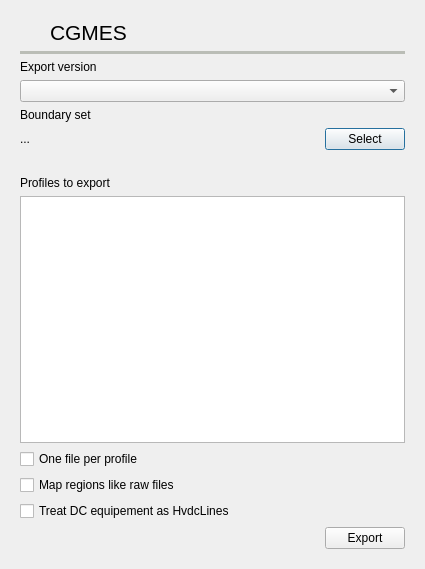
Old version of the form src/VeraGrid/Gui/FileDialogues/CGMESDialogue/cgmes_export_gui.ui in the repository SanPen/VeraGrid.
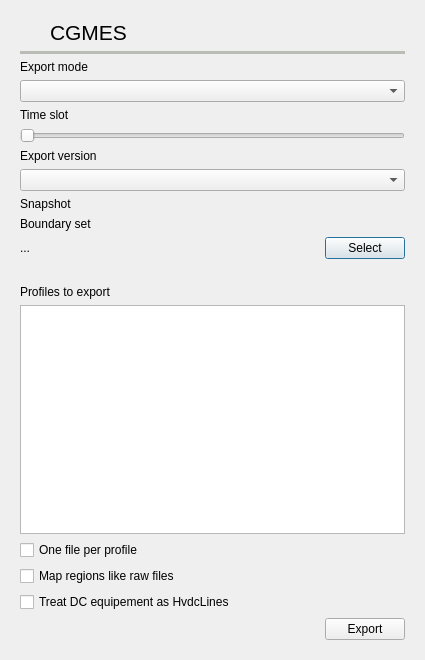
New version of the form. Icons and pictures are not drawn.

The edit to the form file:
```diff
--- a/src/VeraGrid/Gui/FileDialogues/CGMESDialogue/cgmes_export_gui.ui
+++ b/src/VeraGrid/Gui/FileDialogues/CGMESDialogue/cgmes_export_gui.ui
@@ -7,7 +7,7 @@
     <x>0</x>
     <y>0</y>
     <width>425</width>
-    <height>569</height>
+    <height>660</height>
    </rect>
   </property>
   <property name="windowTitle">
@@ -29,14 +29,14 @@
       <enum>QFrame::Shadow::Raised</enum>
      </property>
      <layout class="QGridLayout" name="gridLayout_5">
-      <item row="11" column="0" colspan="3">
+      <item row="15" column="0" colspan="3">
        <widget class="QLabel" name="label_139">
         <property name="text">
          <string>Profiles to export</string>
         </property>
        </widget>
       </item>
-      <item row="3" column="0" colspan="3">
+      <item row="7" column="0" colspan="3">
        <widget class="QComboBox" name="cgmes_version_comboBox"/>
       </item>
       <item row="1" column="0" colspan="3">
@@ -89,7 +89,7 @@
         </property>
        </widget>
       </item>
-      <item row="9" column="2">
+      <item row="13" column="2">
        <widget class="QPushButton" name="selectCGMESBoundarySetButton">
         <property name="maximumSize">
          <size>
@@ -105,7 +105,7 @@
         </property>
        </widget>
       </item>
-      <item row="14" column="0" colspan="3">
+      <item row="18" column="0" colspan="3">
        <widget class="QCheckBox" name="cgmes_map_regions_like_raw_checkBox">
         <property name="toolTip">
          <string>&lt;html&gt;&lt;head/&gt;&lt;body&gt;&lt;p&gt;If active the CGMEs mapping will be:&lt;/p&gt;&lt;p&gt;GeographicalRegion &amp;lt;-&amp;gt; Area&lt;/p&gt;&lt;p&gt;SubGeographicalRegion &amp;lt;-&amp;gt; Zone&lt;/p&gt;&lt;p&gt;Otherwise:&lt;/p&gt;&lt;p&gt;GeographicalRegion &amp;lt;-&amp;gt; Country&lt;/p&gt;&lt;p&gt;SubGeographicalRegion &amp;lt;-&amp;gt; Community&lt;/p&gt;&lt;p&gt;&lt;br/&gt;&lt;/p&gt;&lt;/body&gt;&lt;/html&gt;</string>
@@ -115,27 +115,64 @@
         </property>
        </widget>
       </item>
-      <item row="13" column="0" colspan="3">
+      <item row="17" column="0" colspan="3">
        <widget class="QCheckBox" name="cgmes_single_profile_per_file_checkBox">
         <property name="text">
          <string>One file per profile</string>
         </property>
        </widget>
       </item>
-      <item row="2" column="0" colspan="3">
+      <item row="6" column="0" colspan="3">
        <widget class="QLabel" name="label_135">
         <property name="text">
          <string>Export version</string>
         </property>
        </widget>
       </item>
-      <item row="10" column="0">
+      <item row="14" column="0">
        <widget class="QLabel" name="label_102">
         <property name="text">
          <string/>
         </property>
        </widget>
       </item>
+      <item row="2" column="0" colspan="3">
+       <widget class="QLabel" name="label_export_mode">
+        <property name="text">
+         <string>Export mode</string>
+        </property>
+       </widget>
+      </item>
+      <item row="3" column="0" colspan="3">
+       <widget class="QComboBox" name="cgmes_export_mode_comboBox"/>
+      </item>
+      <item row="4" column="0" colspan="3">
+       <widget class="QLabel" name="label_time_slot">
+        <property name="text">
+         <string>Time slot</string>
+        </property>
+       </widget>
+      </item>
+      <item row="5" column="0" colspan="3">
+       <widget class="QSlider" name="time_slot_slider">
+        <property name="minimum">
+         <number>-1</number>
+        </property>
+        <property name="maximum">
+         <number>-1</number>
+        </property>
+        <property name="orientation">
+         <enum>Qt::Orientation::Horizontal</enum>
+        </property>
+       </widget>
+      </item>
+      <item row="8" column="0" colspan="3">
+       <widget class="QLabel" name="time_slot_label">
+        <property name="text">
+         <string>Snapshot</string>
+        </property>
+       </widget>
+      </item>
       <item row="0" column="1" colspan="2">
        <widget class="QLabel" name="label_134">
         <property name="palette">
@@ -185,14 +222,14 @@
         </property>
        </widget>
       </item>
-      <item row="8" column="0" colspan="3">
+      <item row="12" column="0" colspan="3">
        <widget class="QLabel" name="label_90">
         <property name="text">
          <string>Boundary set</string>
         </property>
        </widget>
       </item>
-      <item row="15" column="0" colspan="3">
+      <item row="19" column="0" colspan="3">
        <widget class="QCheckBox" name="cgmes_dc_as_hvdclines_checkBox">
         <property name="toolTip">
          <string>&lt;html&gt;&lt;head/&gt;&lt;body&gt;&lt;p&gt;Converters and DC lines in CGMES are attempted to be converted to the simplified HvdcLine objects in VeraGrid&lt;/p&gt;&lt;/body&gt;&lt;/html&gt;</string>
@@ -227,10 +264,10 @@
         </property>
        </widget>
       </item>
-      <item row="12" column="0" colspan="3">
+      <item row="16" column="0" colspan="3">
        <widget class="QListView" name="cgmes_profiles_listView"/>
       </item>
-      <item row="9" column="0" colspan="2">
+      <item row="13" column="0" colspan="2">
        <widget class="QLabel" name="cgmes_boundary_set_label">
         <property name="toolTip">
          <string>Path of the CGMES default boundary set (single zip file)</string>
@@ -240,7 +277,7 @@
         </property>
        </widget>
       </item>
-      <item row="16" column="2">
+      <item row="20" column="2">
        <widget class="QPushButton" name="exportButton">
         <property name="text">
          <string>Export</string>
```
